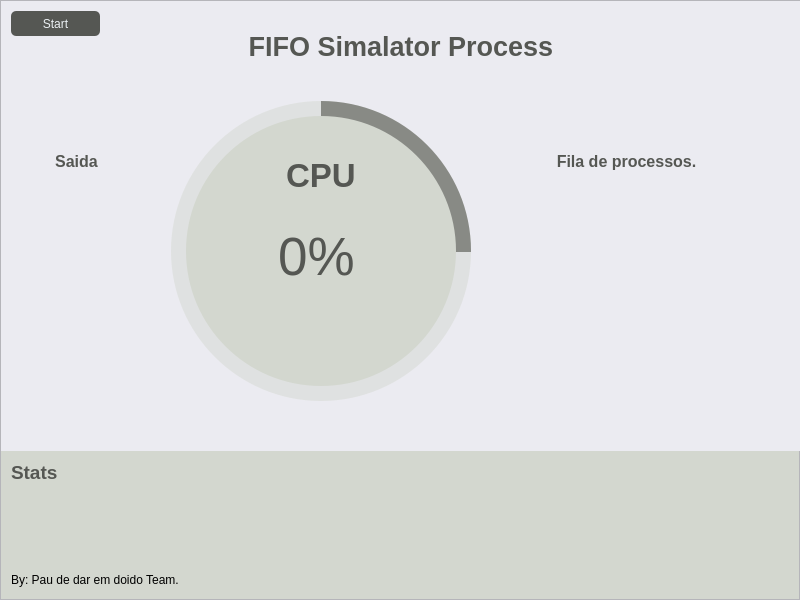
This is ui_fifo_simulator/fifo_simulator.ui in hadtrindade/fifo-simulator as Qt 5 draws it before an edit. The edited form follows.
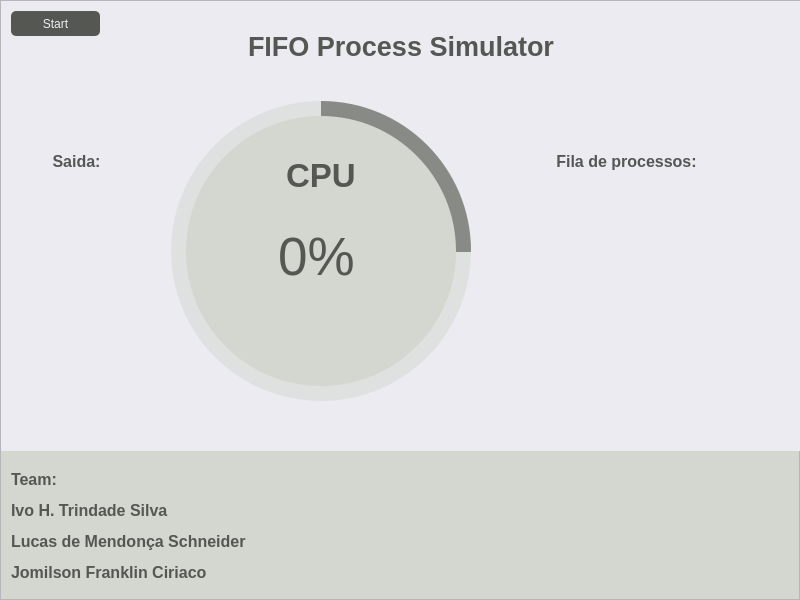
This is the edited form.

Commit message:
interface GUI corrigida.
close #13

What changed in the file:
```diff
--- a/ui_fifo_simulator/fifo_simulator.ui
+++ b/ui_fifo_simulator/fifo_simulator.ui
@@ -103,7 +103,7 @@
 </string>
         </property>
         <property name="text">
-         <string>&lt;html&gt;&lt;head/&gt;&lt;body&gt;&lt;p align=&quot;center&quot;&gt;&lt;span style=&quot; font-size:20pt; font-weight:600; color:#555753;&quot;&gt;FIFO Simalator Process&lt;/span&gt;&lt;/p&gt;&lt;/body&gt;&lt;/html&gt;</string>
+         <string>&lt;html&gt;&lt;head/&gt;&lt;body&gt;&lt;p align=&quot;center&quot;&gt;&lt;span style=&quot; font-size:20pt; font-weight:600; color:#555753;&quot;&gt;FIFO Process Simulator&lt;/span&gt;&lt;/p&gt;&lt;/body&gt;&lt;/html&gt;</string>
         </property>
        </widget>
        <widget class="QFrame" name="circular_progress_bar_base">
@@ -323,7 +323,7 @@
          </rect>
         </property>
         <property name="text">
-         <string>&lt;html&gt;&lt;head/&gt;&lt;body&gt;&lt;p align=&quot;center&quot;&gt;&lt;span style=&quot; font-size:12pt; font-weight:600; color:#555753;&quot;&gt;Fila de processos.&lt;/span&gt;&lt;/p&gt;&lt;/body&gt;&lt;/html&gt;</string>
+         <string>&lt;html&gt;&lt;head/&gt;&lt;body&gt;&lt;p align=&quot;center&quot;&gt;&lt;span style=&quot; font-size:12pt; font-weight:600; color:#555753;&quot;&gt;Fila de processos:&lt;/span&gt;&lt;/p&gt;&lt;/body&gt;&lt;/html&gt;</string>
         </property>
        </widget>
        <widget class="QFrame" name="queue_p2">
@@ -420,7 +420,7 @@
          </rect>
         </property>
         <property name="text">
-         <string>&lt;html&gt;&lt;head/&gt;&lt;body&gt;&lt;p align=&quot;center&quot;&gt;&lt;span style=&quot; font-size:12pt; font-weight:600; color:#555753;&quot;&gt;Saida&lt;/span&gt;&lt;/p&gt;&lt;/body&gt;&lt;/html&gt;</string>
+         <string>&lt;html&gt;&lt;head/&gt;&lt;body&gt;&lt;p align=&quot;center&quot;&gt;&lt;span style=&quot; font-size:12pt; font-weight:600; color:#555753;&quot;&gt;Saida:&lt;/span&gt;&lt;/p&gt;&lt;/body&gt;&lt;/html&gt;</string>
         </property>
        </widget>
        <widget class="QPushButton" name="button_start_stop">
@@ -474,25 +474,12 @@
          <rect>
           <x>10</x>
           <y>10</y>
-          <width>61</width>
-          <height>21</height>
+          <width>451</width>
+          <height>131</height>
          </rect>
         </property>
         <property name="text">
-         <string>&lt;html&gt;&lt;head/&gt;&lt;body&gt;&lt;p&gt;&lt;span style=&quot; font-size:14pt; font-weight:600; color:#555753;&quot;&gt;Stats&lt;/span&gt;&lt;/p&gt;&lt;/body&gt;&lt;/html&gt;</string>
-        </property>
-       </widget>
-       <widget class="QLabel" name="label">
-        <property name="geometry">
-         <rect>
-          <x>10</x>
-          <y>120</y>
-          <width>221</width>
-          <height>17</height>
-         </rect>
-        </property>
-        <property name="text">
-         <string>By: Pau de dar em doido Team.</string>
+         <string>&lt;html&gt;&lt;head/&gt;&lt;body&gt;&lt;p&gt;&lt;span style=&quot; font-size:12pt; font-weight:600; color:#555753;&quot;&gt;Team:&lt;/span&gt;&lt;/p&gt;&lt;p&gt;&lt;span style=&quot; font-size:12pt; font-weight:600; color:#555753;&quot;&gt;Ivo H. Trindade Silva&lt;/span&gt;&lt;/p&gt;&lt;p&gt;&lt;span style=&quot; font-size:12pt; font-weight:600; color:#555753;&quot;&gt;Lucas de Mendonça Schneider&lt;/span&gt;&lt;/p&gt;&lt;p&gt;&lt;span style=&quot; font-size:12pt; font-weight:600; color:#555753;&quot;&gt;Jomilson Franklin Ciriaco&lt;/span&gt;&lt;/p&gt;&lt;/body&gt;&lt;/html&gt;</string>
         </property>
        </widget>
       </widget>
```
Left out of the diff: 2 changed lines with no effect on the pictures. The commit also changes 3 other files.
